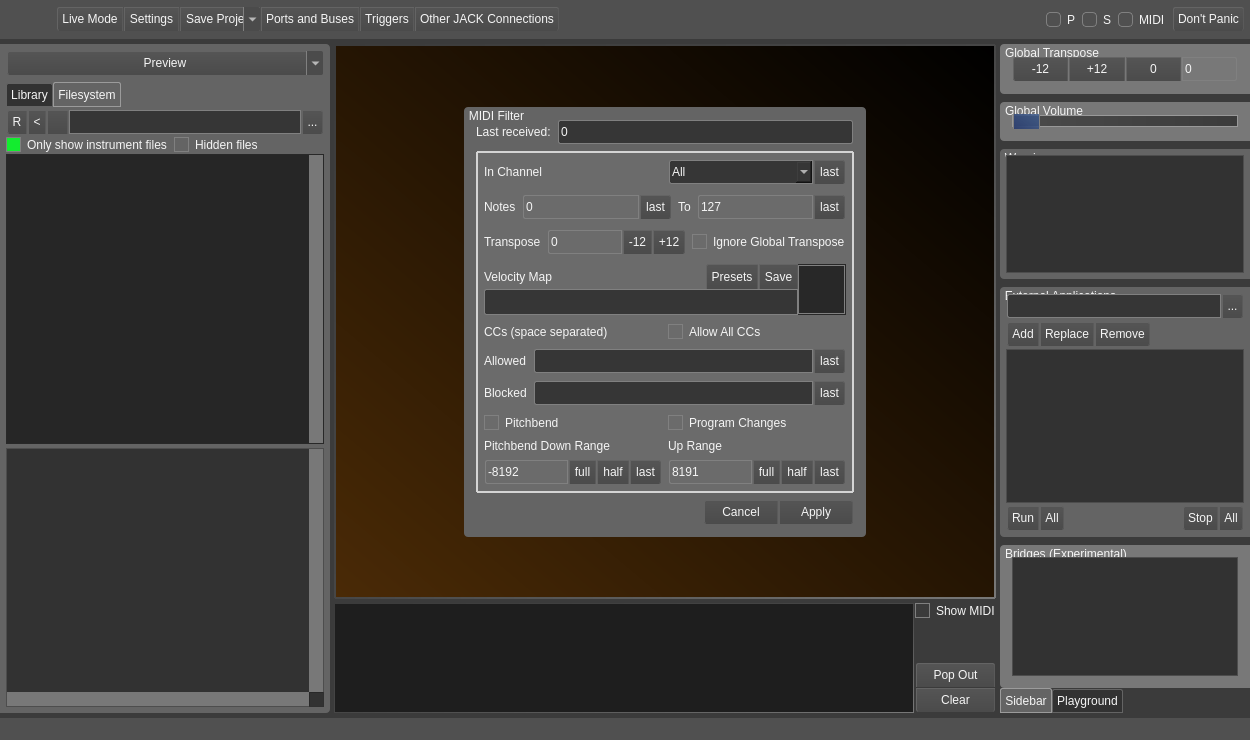
First picture: the form in src/mainwindow.ui, repository noedigcode/konfyt, before the edit.
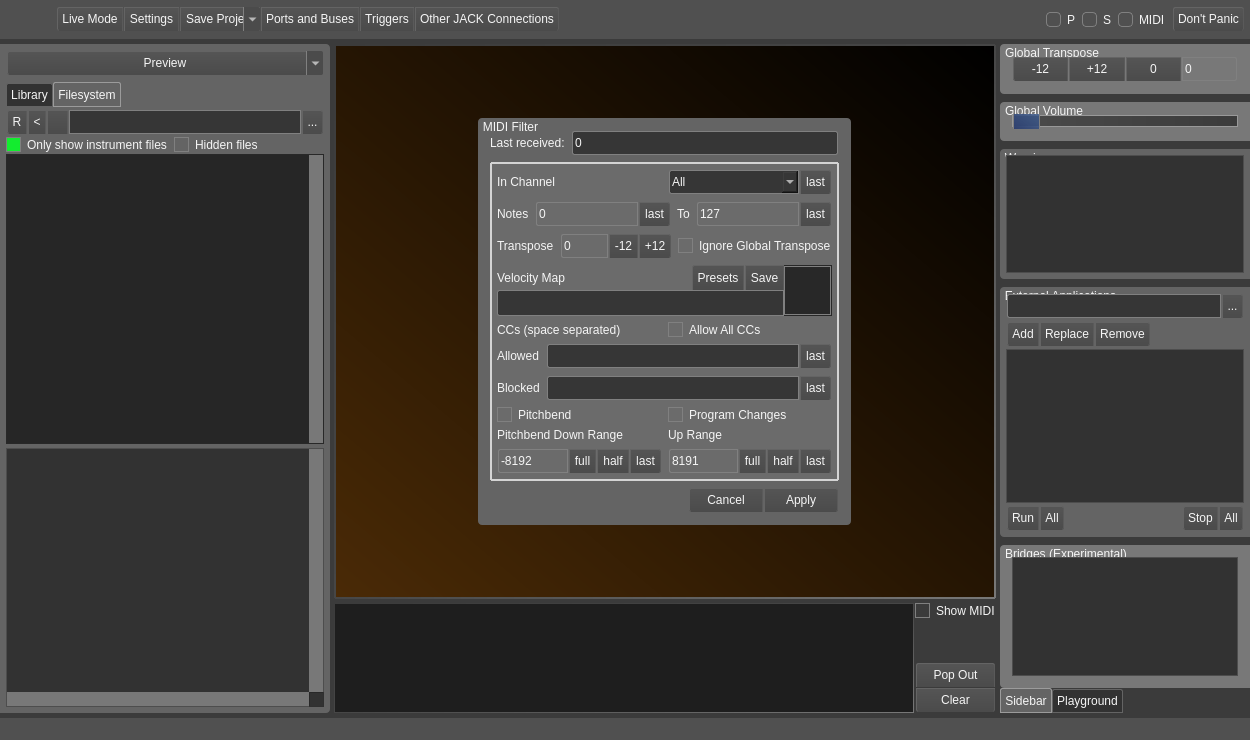
Second picture: the form after the edit. Icons and pictures are not drawn. Custom widgets are drawn as their Qt base class.

Commit message: Change MIDI filter editor to not be size-constrained or scrollable, for hopefully better layout across different systems.

The edit to the form file:
```diff
--- a/src/mainwindow.ui
+++ b/src/mainwindow.ui
@@ -3758,33 +3758,20 @@
                      <string/>
                     </property>
                     <layout class="QGridLayout" name="gridLayout_28">
-                     <item row="2" column="0">
-                      <spacer name="verticalSpacer_5">
-                       <property name="orientation">
-                        <enum>Qt::Vertical</enum>
-                       </property>
-                       <property name="sizeHint" stdset="0">
-                        <size>
-                         <width>20</width>
-                         <height>0</height>
-                        </size>
-                       </property>
-                      </spacer>
-                     </item>
-                     <item row="1" column="0">
+                     <item row="0" column="0">
                       <widget class="QGroupBox" name="groupBox_16">
+                       <property name="sizePolicy">
+                        <sizepolicy hsizetype="Maximum" vsizetype="Maximum">
+                         <horstretch>0</horstretch>
+                         <verstretch>0</verstretch>
+                        </sizepolicy>
+                       </property>
                        <property name="minimumSize">
                         <size>
                          <width>0</width>
                          <height>0</height>
                         </size>
                        </property>
-                       <property name="maximumSize">
-                        <size>
-                         <width>402</width>
-                         <height>1000</height>
-                        </size>
-                       </property>
                        <property name="styleSheet">
                         <string notr="true">QGroupBox{
 	background-color: rgba(100,100,100, 255);
@@ -3910,61 +3897,16 @@
                           </property>
                           <layout class="QVBoxLayout" name="verticalLayout_18">
                            <property name="leftMargin">
-                            <number>0</number>
+                            <number>4</number>
                            </property>
                            <property name="topMargin">
-                            <number>0</number>
+                            <number>4</number>
                            </property>
                            <property name="rightMargin">
-                            <number>0</number>
+                            <number>4</number>
                            </property>
                            <property name="bottomMargin">
-                            <number>0</number>
-                           </property>
-                           <item>
-                            <widget class="QScrollArea" name="scrollArea">
-                             <property name="sizePolicy">
-                              <sizepolicy hsizetype="Expanding" vsizetype="Expanding">
-                               <horstretch>0</horstretch>
-                               <verstretch>0</verstretch>
-                              </sizepolicy>
-                             </property>
-                             <property name="frameShape">
-                              <enum>QFrame::NoFrame</enum>
-                             </property>
-                             <property name="horizontalScrollBarPolicy">
-                              <enum>Qt::ScrollBarAlwaysOff</enum>
-                             </property>
-                             <property name="sizeAdjustPolicy">
-                              <enum>QAbstractScrollArea::AdjustIgnored</enum>
-                             </property>
-                             <property name="widgetResizable">
-                              <bool>true</bool>
-                             </property>
-                             <widget class="QWidget" name="scrollAreaWidgetContents">
-                              <property name="geometry">
-                               <rect>
-                                <x>0</x>
-                                <y>0</y>
-                                <width>376</width>
-                                <height>356</height>
-                               </rect>
-                              </property>
-                              <layout class="QVBoxLayout" name="verticalLayout_14">
-                               <property name="spacing">
-                                <number>9</number>
-                               </property>
-                               <property name="leftMargin">
-                                <number>5</number>
-                               </property>
-                               <property name="topMargin">
-                                <number>5</number>
-                               </property>
-                               <property name="rightMargin">
-                                <number>5</number>
-                               </property>
-                               <property name="bottomMargin">
-                                <number>5</number>
+                            <number>4</number>
                                </property>
                                <item>
                                 <layout class="QHBoxLayout" name="horizontalLayout_17">
@@ -5345,10 +5287,6 @@
                                </item>
                               </layout>
                              </widget>
-                            </widget>
-                           </item>
-                          </layout>
-                         </widget>
                         </item>
                         <item>
                          <layout class="QHBoxLayout" name="horizontalLayout_36">
```
Left out of the diff: 19 changed lines with no effect on the pictures. Lines whose indentation alone changed are shown as unchanged.
